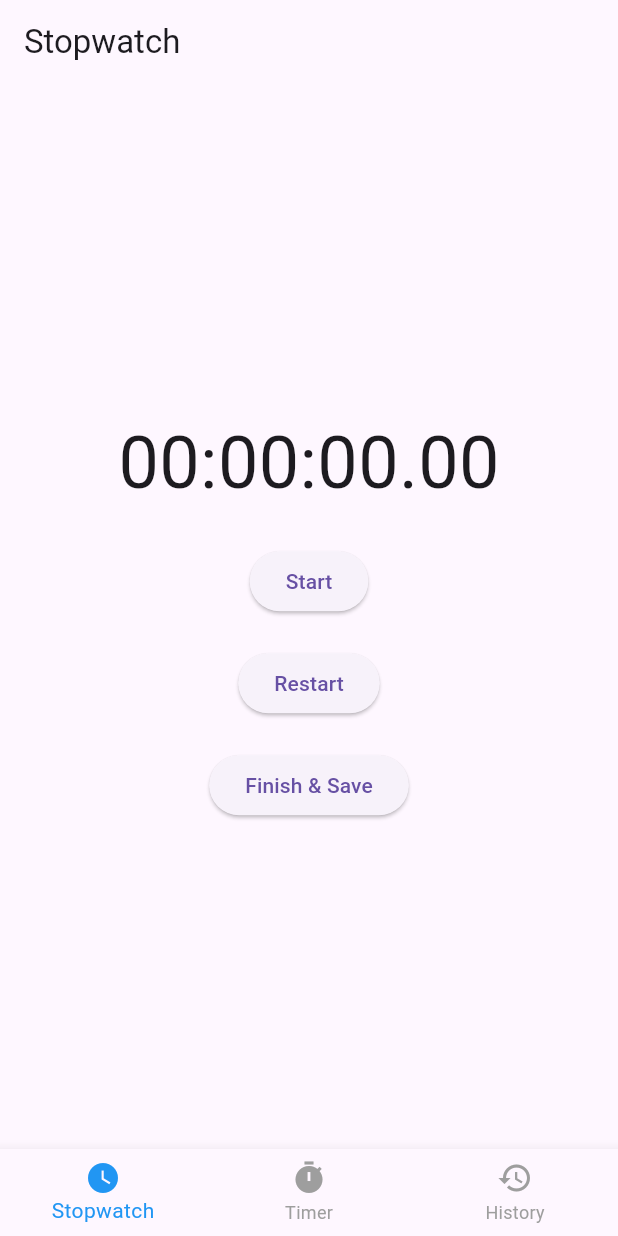
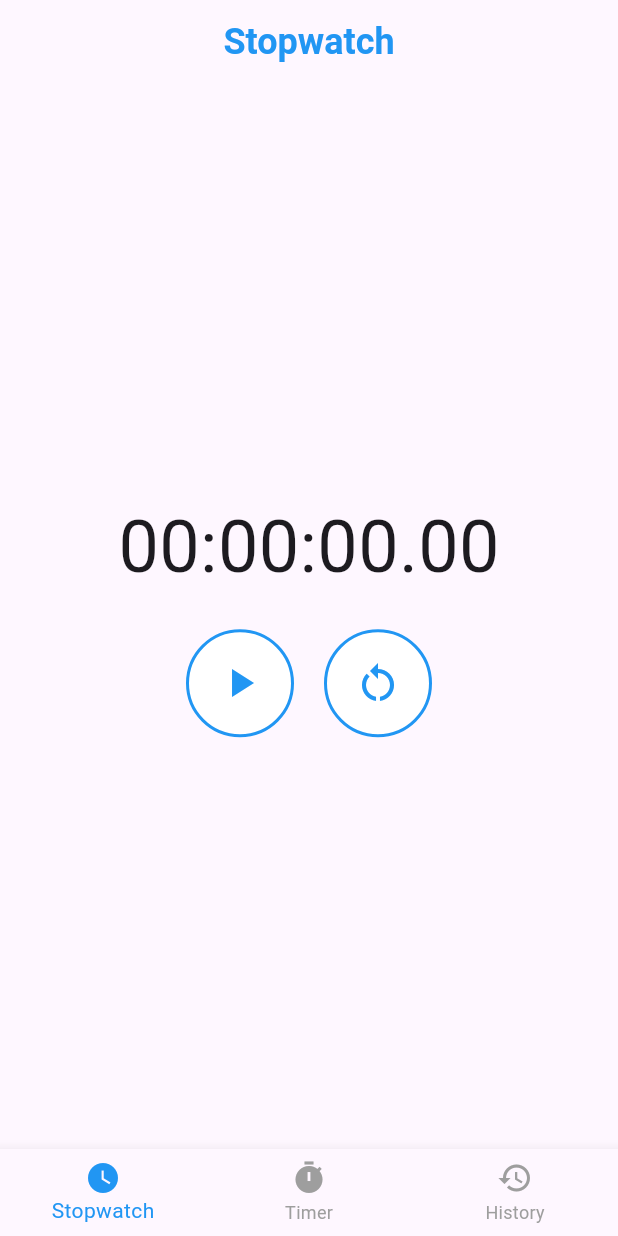
Before and after one commit to samuelezranas/flutter-clock-app, a Flutter app: the screen it shows after launch, on a phone screen of 412 x 824 dp. Run offline on Flutter 3.47's test engine with Material 3 defaults, Android fonts, the phone set to English and light mode, and no system bars; our stand-ins replace audioplayers, sqflite, stop_watch_timer; accounts and stored records are empty.

Commit message:
fix the stopwatch page (#2)
set the button into circle and icon, fix the page header

```diff
--- a/lib/pages/stopwatch_page.dart
+++ b/lib/pages/stopwatch_page.dart
@@ -1,5 +1,4 @@
 import 'package:flutter/material.dart';
-import 'package:flutter_clock_app/model/save_to_history.dart';
 import 'package:stop_watch_timer/stop_watch_timer.dart';
 
 class StopwatchPage extends StatefulWidget {
@@ -12,14 +11,12 @@ class StopwatchPage extends StatefulWidget {
 class _StopwatchPageState extends State<StopwatchPage> {
   final StopWatchTimer _stopWatchTimer = StopWatchTimer();
   bool _isRunning = false; // Status apakah stopwatch sedang berjalan atau tidak
-  late int _elapsedTime;
 
   @override
   void initState() {
     super.initState();
     _stopWatchTimer.rawTime.listen((value) {
       setState(() {
-        _elapsedTime = value;
       });
     });
   }
@@ -32,11 +29,9 @@ class _StopwatchPageState extends State<StopwatchPage> {
 
   void _startStopTimer() {
     if (_isRunning) {
-      // Berhenti jika sedang berjalan
-      _stopWatchTimer.onStopTimer();
+      _stopWatchTimer.onStopTimer(); // Berhenti jika sedang berjalan
     } else {
-      // Mulai jika belum berjalan
-      _stopWatchTimer.onStartTimer();
+      _stopWatchTimer.onStartTimer(); // Mulai jika belum berjalan
     }
     setState(() {
       _isRunning = !_isRunning; // Ganti status tombol
@@ -50,22 +45,21 @@ class _StopwatchPageState extends State<StopwatchPage> {
     });
   }
 
-  void _saveToHistory(int elapsedTime) async {
-    final result = await Navigator.push(
-      context,
-      MaterialPageRoute(
-        builder: (context) => SaveToHistoryPage(time: elapsedTime),
-      ),
-    );
-    if (result != null && result == true) {
-      print("Data telah disimpan ke history");
-    }
-  }
-
   @override
   Widget build(BuildContext context) {
     return Scaffold(
-      appBar: AppBar(title: const Text('Stopwatch')),
+      appBar: AppBar(
+        title: const Text(
+          'Stopwatch',
+          style: TextStyle(
+            color: Colors.blue,
+            fontSize: 24,
+            fontWeight: FontWeight.bold
+          ),
+        ),
+        elevation: 0.0,
+        centerTitle: true,
+      ),
       body: Center(
         child: Column(
           mainAxisAlignment: MainAxisAlignment.center,
@@ -80,25 +74,44 @@ class _StopwatchPageState extends State<StopwatchPage> {
               },
             ),
             const SizedBox(height: 20),
-            ElevatedButton(
-              onPressed: _startStopTimer,
-              child: Text(_isRunning ? 'Stop' : 'Start'), // Ganti label berdasarkan status stopwatch
-            ),
-            const SizedBox(height: 20),
-            ElevatedButton(
-              onPressed: _restartTimer, // Tombol untuk restart
-              child: const Text('Restart'),
-            ),
-            const SizedBox(height: 20),
-            ElevatedButton(
-              onPressed: () {
-                if (_isRunning) {
-                  _stopWatchTimer.onStopTimer();
-                  _isRunning = false;
-                }
-                _saveToHistory(_elapsedTime); // Simpan hasil waktu ke history
-              },
-              child: const Text('Finish & Save'),
+            Row(
+              mainAxisAlignment: MainAxisAlignment.center,
+              children: [
+                // Tombol Start/Stop
+                OutlinedButton(
+                  onPressed: _startStopTimer,
+                  style: OutlinedButton.styleFrom(
+                    shape: const CircleBorder(), // Membuat tombol menjadi bulat
+                    padding: const EdgeInsets.all(20), // Ukuran tombol
+                    side: BorderSide(
+                      color: _isRunning ? Colors.blue : Colors.blue, // Outline berwarna biru
+                      width: 2,
+                    ),
+                    backgroundColor: _isRunning ? Colors.blue : Colors.white, // Background biru saat running
+                  ),
+                  child: Icon(
+                    _isRunning ? Icons.pause : Icons.play_arrow, // Icon play/pause
+                    color: _isRunning ? Colors.white : Colors.blue, // Warna ikon putih saat running
+                    size: 32,
+                  ),
+                ),
+                const SizedBox(width: 20), // Jarak antara tombol
+                // Tombol Restart
+                OutlinedButton(
+                  onPressed: _restartTimer,
+                  style: OutlinedButton.styleFrom(
+                    shape: const CircleBorder(), // Membuat tombol menjadi bulat
+                    padding: const EdgeInsets.all(20), // Ukuran tombol
+                    side: const BorderSide(color: Colors.blue, width: 2), // Outline biru
+                    backgroundColor: Colors.white, // Background putih
+                  ),
+                  child: const Icon(
+                    Icons.restart_alt, // Icon restart
+                    color: Colors.blue, // Warna ikon biru
+                    size: 32,
+                  ),
+                ),
+              ],
             ),
           ],
         ),
```
Also changed, not shown: lib/pages/timer_page.dart (+13 -2 lines).
